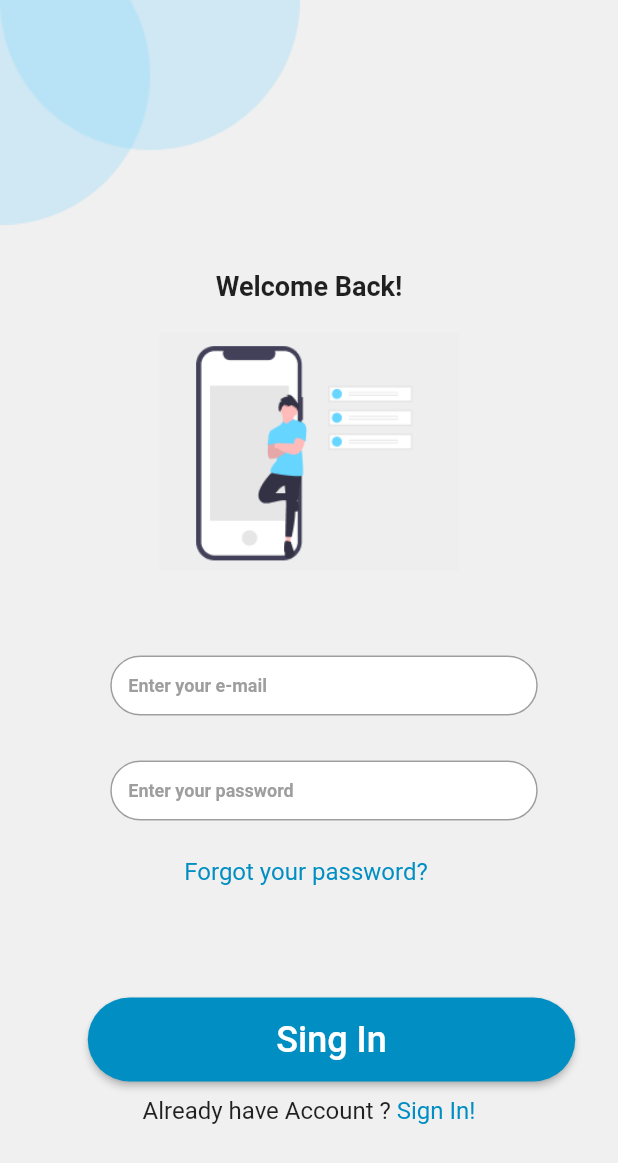
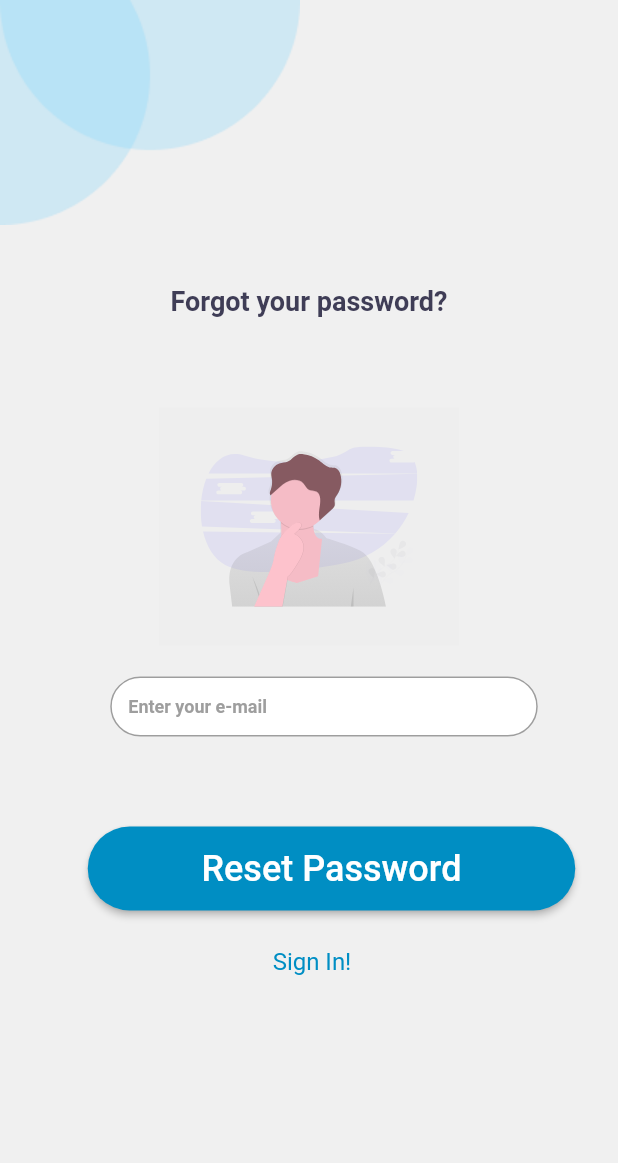
Before and after one commit to DartCodeschool/daily_tasks_app, a Flutter app: the SingInPage screen opened by its route, after a tap on "Forgot your password?", on a phone screen of 412 x 824 dp. Shown: the top 1163 px of the screen. Run offline on Flutter 3.47's test engine with Material 2 defaults, Android fonts, the phone set to English and light mode, and no system bars; our stand-ins replace flutter_svg.

Commit message:
widgets seperated

```diff
--- a/lib/Pages/forget_password_page.dart
+++ b/lib/Pages/forget_password_page.dart
@@ -1,5 +1,7 @@
 import 'package:flutter/material.dart';
 import 'package:flutter_svg/svg.dart';
+
+import '../widgets/forget_password_widgets.dart';
 
 class ForgetPassword extends StatefulWidget {
   const ForgetPassword({super.key});
@@ -59,32 +61,3 @@ class _ForgetPasswordState extends State<ForgetPassword> {
     );
   }
 }
-
-class Rectangle extends StatelessWidget {
-  final String txt;
-
-  const Rectangle({
-    super.key,
-    required this.txt,
-  });
-
-  @override
-  Widget build(BuildContext context) {
-    return Container(
-      margin: const EdgeInsets.only(left: 20),
-      width: 285,
-      height: 40,
-      decoration: const BoxDecoration(color: Colors.white, borderRadius: BorderRadius.all(Radius.circular(52))),
-      child: TextField(
-        decoration: InputDecoration(
-          fillColor: Colors.white,
-          hintText: txt,
-          hintStyle: const TextStyle(fontSize: 12, fontWeight: FontWeight.w700, color: Colors.grey),
-          border: OutlineInputBorder(
-            borderRadius: BorderRadius.circular(52),
-          ),
-        ),
-      ),
-    );
-  }
-}
--- a/lib/Pages/resent_password_page.dart
+++ b/lib/Pages/resent_password_page.dart
@@ -1,4 +1,6 @@
 import 'package:flutter/material.dart';
+
+import '../widgets/resent_password_widgets.dart';
 //import 'package:flutter_svg/svg.dart';
 
 class RessentPassword extends StatefulWidget {
@@ -71,64 +73,9 @@ class _RessentPasswordState extends State<RessentPassword> {
               style: TextStyle(fontSize: 18, fontWeight: FontWeight.w700, color: Color(0xFF6A6A6B)),
             ),
           ),
-          Rectangle(),
+          const Rectangle(),
         ]),
       ),
     );
   }
 }
-
-class Rectangle extends StatefulWidget {
-  const Rectangle({super.key});
-
-  @override
-  State<Rectangle> createState() => _RectangleState();
-}
-
-class _RectangleState extends State<Rectangle> {
-  bool ans = false;
-  void f(value) {
-    setState(() {
-      ans = !ans;
-    });
-  }
-
-  Widget func(
-    String txt,
-  ) {
-    return CheckboxListTile(
-      controlAffinity: ListTileControlAffinity.leading,
-      side: BorderSide(width: 1),
-      title: Text(txt, style: TextStyle(fontSize: 12, fontWeight: FontWeight.w400, color: Color(0xFF6A6A6B))),
-      value: ans,
-      onChanged: (v) {
-        setState(() {
-          ans = v!;
-        });
-      },
-    );
-  }
-
-  @override
-  Widget build(BuildContext context) {
-    return Container(
-        height: 310,
-        width: 340,
-        margin: const EdgeInsets.only(left: 25, top: 10),
-        decoration: BoxDecoration(borderRadius: BorderRadius.circular(15), color: Colors.white),
-        child: Padding(
-          padding: EdgeInsets.only(top: 10, left: 15),
-          child: Column(crossAxisAlignment: CrossAxisAlignment.start, children: [
-            const Text(
-              'Daily Tasks',
-              style: TextStyle(fontSize: 14, fontWeight: FontWeight.w700, color: Color(0xFF6A6A6B)),
-            ),
-            func('Learn how to make mobile UI by 11am  '),
-            func('Search how is UX works by 2pm'),
-            func('Do your sport by 6pm'),
-            func('Have lunch by 9pm'),
-            func('Go to sleep by 1am')
-          ]),
-        ));
-  }
-}
--- a/lib/Pages/sing_in_page.dart
+++ b/lib/Pages/sing_in_page.dart
@@ -1,4 +1,6 @@
 import 'package:flutter/material.dart';
+
+import '../widgets/sign_in_page_widgets.dart';
 
 class SingInPage extends StatefulWidget {
   const SingInPage({super.key});
@@ -33,7 +35,7 @@ class _SingInPageState extends State<SingInPage> {
             const SizedBox(height: 10),
             TextButton(
               onPressed: () {
-                Navigator.pushNamed(context, 'forget_password_page');
+                Navigator.pushNamed(context, 'forget_password');
               },
               child: const Text('Forgot your password? ', style: TextStyle(fontSize: 16, fontWeight: FontWeight.w400, color: Color(0xFF008EC3))),
             ),
@@ -70,32 +72,3 @@ class _SingInPageState extends State<SingInPage> {
     );
   }
 }
-
-class Rectangle extends StatelessWidget {
-  final String txt;
-
-  const Rectangle({
-    super.key,
-    required this.txt,
-  });
-
-  @override
-  Widget build(BuildContext context) {
-    return Container(
-      margin: const EdgeInsets.only(left: 20),
-      width: 285,
-      height: 40,
-      decoration: BoxDecoration(color: Colors.white, borderRadius: BorderRadius.all(Radius.circular(52))),
-      child: TextField(
-        decoration: InputDecoration(
-          fillColor: Colors.white,
-          hintText: txt,
-          hintStyle: const TextStyle(fontSize: 12, fontWeight: FontWeight.w700, color: Colors.grey),
-          border: OutlineInputBorder(
-            borderRadius: BorderRadius.circular(52),
-          ),
-        ),
-      ),
-    );
-  }
-}
--- a/lib/Pages/sing_up_page.dart
+++ b/lib/Pages/sing_up_page.dart
@@ -1,5 +1,7 @@
 import 'package:daily_tasks_app/constant.dart';
 import 'package:flutter/material.dart';
+
+import '../widgets/sigh_up_page.widgets.dart';
 
 class SingUpPage extends StatefulWidget {
   const SingUpPage({super.key});
@@ -76,32 +78,3 @@ class _SingUpPageState extends State<SingUpPage> {
     );
   }
 }
-
-class Rectangle extends StatelessWidget {
-  final String txt;
-
-  const Rectangle({
-    super.key,
-    required this.txt,
-  });
-
-  @override
-  Widget build(BuildContext context) {
-    return Container(
-      margin: const EdgeInsets.only(left: 20),
-      width: 285,
-      height: 40,
-      decoration: const BoxDecoration(color: Colors.white, borderRadius: BorderRadius.all(Radius.circular(52))),
-      child: TextField(
-        decoration: InputDecoration(
-          fillColor: Colors.white,
-          hintText: txt,
-          hintStyle: const TextStyle(fontSize: 12, fontWeight: FontWeight.w700, color: Colors.grey, height: 1.5),
-          border: OutlineInputBorder(
-            borderRadius: BorderRadius.circular(52),
-          ),
-        ),
-      ),
-    );
-  }
-}
--- a/lib/constant.dart
+++ b/lib/constant.dart
@@ -1,4 +1,4 @@
-String bodyText = """        Lorem ipsum dolor sit amet,
+const String bodyText = """        Lorem ipsum dolor sit amet,
     consectetur adipiscing elit. Tortor
     tristique enim ornare malesuada.
   Sapien sed turpis nullam nascetur at
@@ -6,5 +6,5 @@ et. Vulputate urna interdum egestas id
                  molestie cum.
                """;
 
-String bodyText2 = """ Lorem ipsum dolor sit amet,
+const bodyText2 = """ Lorem ipsum dolor sit amet,
   consectetur adipiscing elit.""";
--- /dev/null
+++ b/lib/widgets/forget_password_widgets.dart
@@ -0,0 +1,30 @@
+import 'package:flutter/material.dart';
+
+class Rectangle extends StatelessWidget {
+  final String txt;
+
+  const Rectangle({
+    super.key,
+    required this.txt,
+  });
+
+  @override
+  Widget build(BuildContext context) {
+    return Container(
+      margin: const EdgeInsets.only(left: 20),
+      width: 285,
+      height: 40,
+      decoration: const BoxDecoration(color: Colors.white, borderRadius: BorderRadius.all(Radius.circular(52))),
+      child: TextField(
+        decoration: InputDecoration(
+          fillColor: Colors.white,
+          hintText: txt,
+          hintStyle: const TextStyle(fontSize: 12, fontWeight: FontWeight.w700, color: Colors.grey),
+          border: OutlineInputBorder(
+            borderRadius: BorderRadius.circular(52),
+          ),
+        ),
+      ),
+    );
+  }
+}
--- /dev/null
+++ b/lib/widgets/sigh_up_page.widgets.dart
@@ -0,0 +1,30 @@
+import 'package:flutter/material.dart';
+
+class Rectangle extends StatelessWidget {
+  final String txt;
+
+  const Rectangle({
+    super.key,
+    required this.txt,
+  });
+
+  @override
+  Widget build(BuildContext context) {
+    return Container(
+      margin: const EdgeInsets.only(left: 20),
+      width: 285,
+      height: 40,
+      decoration: const BoxDecoration(color: Colors.white, borderRadius: BorderRadius.all(Radius.circular(52))),
+      child: TextField(
+        decoration: InputDecoration(
+          fillColor: Colors.white,
+          hintText: txt,
+          hintStyle: const TextStyle(fontSize: 12, fontWeight: FontWeight.w700, color: Colors.grey, height: 1.5),
+          border: OutlineInputBorder(
+            borderRadius: BorderRadius.circular(52),
+          ),
+        ),
+      ),
+    );
+  }
+}
--- /dev/null
+++ b/lib/widgets/sign_in_page_widgets.dart
@@ -0,0 +1,30 @@
+import 'package:flutter/material.dart';
+
+class Rectangle extends StatelessWidget {
+  final String txt;
+
+  const Rectangle({
+    super.key,
+    required this.txt,
+  });
+
+  @override
+  Widget build(BuildContext context) {
+    return Container(
+      margin: const EdgeInsets.only(left: 20),
+      width: 285,
+      height: 40,
+      decoration: BoxDecoration(color: Colors.white, borderRadius: BorderRadius.all(Radius.circular(52))),
+      child: TextField(
+        decoration: InputDecoration(
+          fillColor: Colors.white,
+          hintText: txt,
+          hintStyle: const TextStyle(fontSize: 12, fontWeight: FontWeight.w700, color: Colors.grey),
+          border: OutlineInputBorder(
+            borderRadius: BorderRadius.circular(52),
+          ),
+        ),
+      ),
+    );
+  }
+}
```
Also changed, not shown: lib/widgets/resent_password_widgets.dart (added, +70 -0 lines).
